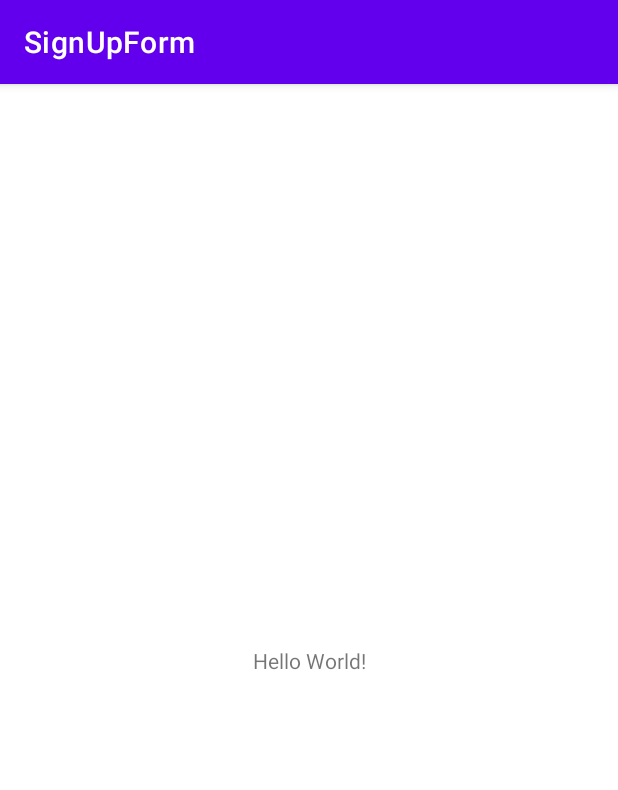
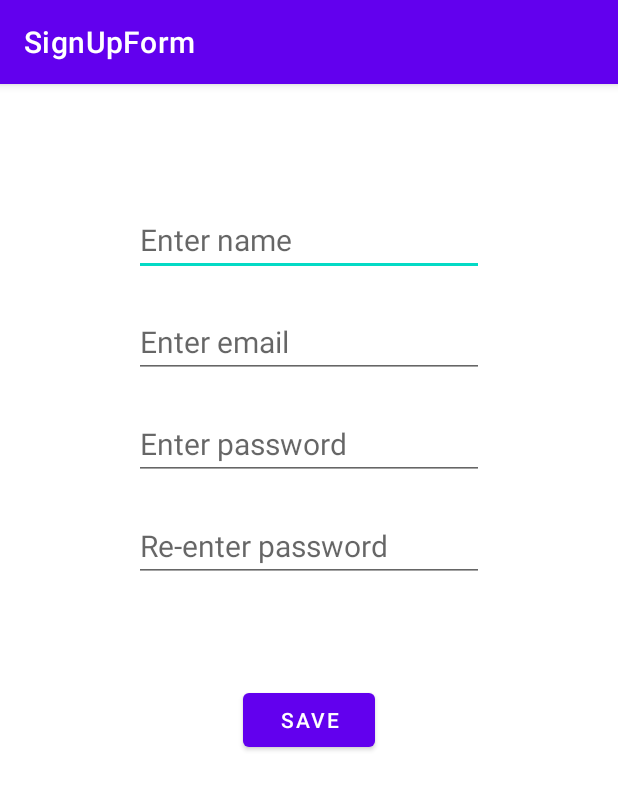
Before and after one commit to leo6liu/TU-CIS-3515-Assignment-02, an Android app: the screen it shows after launch (FormActivity), on a phone screen of 412 x 824 dp. Shown: the top 790 px of the screen. Run offline under Robolectric (Android 15) with nearby library versions, the phone set to English and light mode, and no system bars.

Commit message:
created form layout

```diff
--- a/app/src/main/res/layout/activity_main.xml
+++ b/app/src/main/res/layout/activity_main.xml
@@ -6,13 +6,68 @@
     android:layout_height="match_parent"
     tools:context=".FormActivity">
 
-    <TextView
+    <EditText
+        android:id="@+id/editTextName"
         android:layout_width="wrap_content"
         android:layout_height="wrap_content"
-        android:text="Hello World!"
-        app:layout_constraintBottom_toBottomOf="parent"
-        app:layout_constraintLeft_toLeftOf="parent"
-        app:layout_constraintRight_toRightOf="parent"
+        android:layout_marginTop="80dp"
+        android:ems="10"
+        android:hint="@string/name_hint"
+        android:inputType="textPersonName"
+        android:textSize="20sp"
+        app:layout_constraintEnd_toEndOf="parent"
+        app:layout_constraintStart_toStartOf="parent"
         app:layout_constraintTop_toTopOf="parent" />
 
+    <EditText
+        android:id="@+id/editTextEmailAddress"
+        android:layout_width="wrap_content"
+        android:layout_height="wrap_content"
+        android:layout_marginTop="20dp"
+        android:ems="10"
+        android:hint="@string/email_hint"
+        android:inputType="textEmailAddress"
+        android:textSize="20sp"
+        app:layout_constraintEnd_toEndOf="parent"
+        app:layout_constraintStart_toStartOf="parent"
+        app:layout_constraintTop_toBottomOf="@+id/editTextName" />
+
+    <EditText
+        android:id="@+id/editTextPassword"
+        android:layout_width="wrap_content"
+        android:layout_height="wrap_content"
+        android:layout_marginTop="20dp"
+        android:ems="10"
+        android:hint="@string/password_hint"
+        android:inputType="textPassword"
+        android:textSize="20sp"
+        app:layout_constraintEnd_toEndOf="parent"
+        app:layout_constraintStart_toStartOf="parent"
+        app:layout_constraintTop_toBottomOf="@+id/editTextEmailAddress" />
+
+    <EditText
+        android:id="@+id/editTextPasswordConfirm"
+        android:layout_width="wrap_content"
+        android:layout_height="wrap_content"
+        android:layout_marginTop="20dp"
+        android:ems="10"
+        android:hint="@string/password_confirm_hint"
+        android:inputType="textPassword"
+        android:textSize="20sp"
+        app:layout_constraintEnd_toEndOf="parent"
+        app:layout_constraintStart_toStartOf="parent"
+        app:layout_constraintTop_toBottomOf="@+id/editTextPassword" />
+
+    <Button
+        android:id="@+id/submitFormButton"
+        android:layout_width="wrap_content"
+        android:layout_height="wrap_content"
+        android:layout_marginTop="20dp"
+        android:text="@string/save_button"
+        app:layout_constraintBottom_toBottomOf="parent"
+        app:layout_constraintEnd_toEndOf="parent"
+        app:layout_constraintStart_toStartOf="parent"
+        app:layout_constraintTop_toBottomOf="@+id/editTextPasswordConfirm"
+        app:layout_constraintVertical_bias="0.13" />
+
 </androidx.constraintlayout.widget.ConstraintLayout>
--- a/app/src/main/res/values/strings.xml
+++ b/app/src/main/res/values/strings.xml
@@ -1,3 +1,8 @@
 <resources>
     <string name="app_name">SignUpForm</string>
+    <string name="name_hint">Enter name</string>
+    <string name="email_hint">Enter email</string>
+    <string name="password_hint">Enter password</string>
+    <string name="password_confirm_hint">Re-enter password</string>
+    <string name="save_button">Save</string>
 </resources>
```
